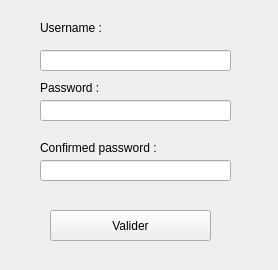
Qt form testIHMClimingProject/testIHMClimingProject/dialogCreation.ui (simplyyCarlos/ClimbingProject) before a commit.
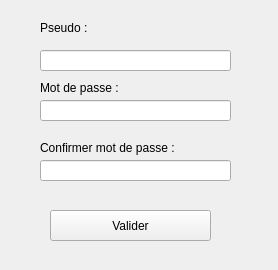
The same form after that commit.

What changed in the file:
```diff
--- a/testIHMClimingProject/testIHMClimingProject/dialogCreation.ui
+++ b/testIHMClimingProject/testIHMClimingProject/dialogCreation.ui
@@ -62,7 +62,7 @@
     </rect>
    </property>
    <property name="text">
-    <string>Username :</string>
+    <string>Pseudo :</string>
    </property>
   </widget>
   <widget class="QLabel" name="label_password">
@@ -70,12 +70,12 @@
     <rect>
      <x>40</x>
      <y>80</y>
-     <width>61</width>
+     <width>91</width>
      <height>16</height>
     </rect>
    </property>
    <property name="text">
-    <string>Password : </string>
+    <string>Mot de passe :</string>
    </property>
   </widget>
   <widget class="QLabel" name="label_check">
@@ -83,12 +83,12 @@
     <rect>
      <x>40</x>
      <y>140</y>
-     <width>121</width>
+     <width>141</width>
      <height>16</height>
     </rect>
    </property>
    <property name="text">
-    <string>Confirmed password :</string>
+    <string>Confirmer mot de passe :</string>
    </property>
   </widget>
   <widget class="QLineEdit" name="lineEdit_check">
```
